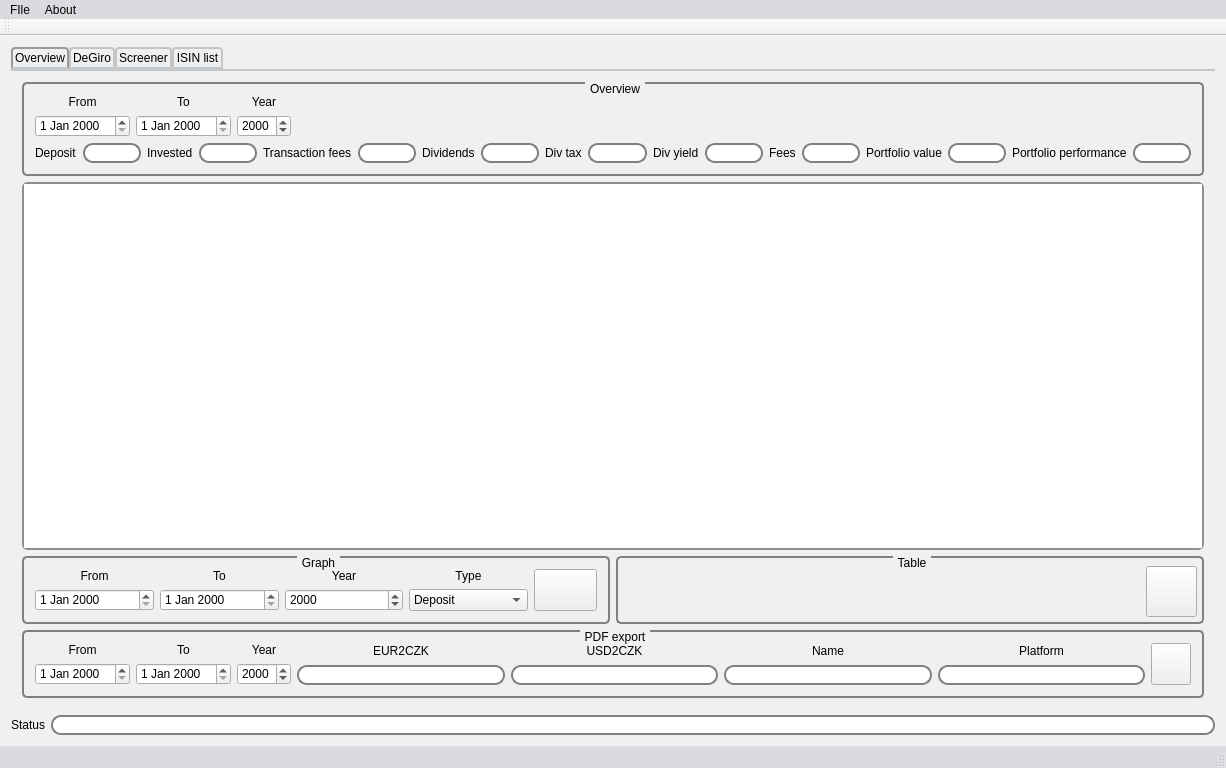
ado130/SPM, file mainwindow.ui: the form before one commit.
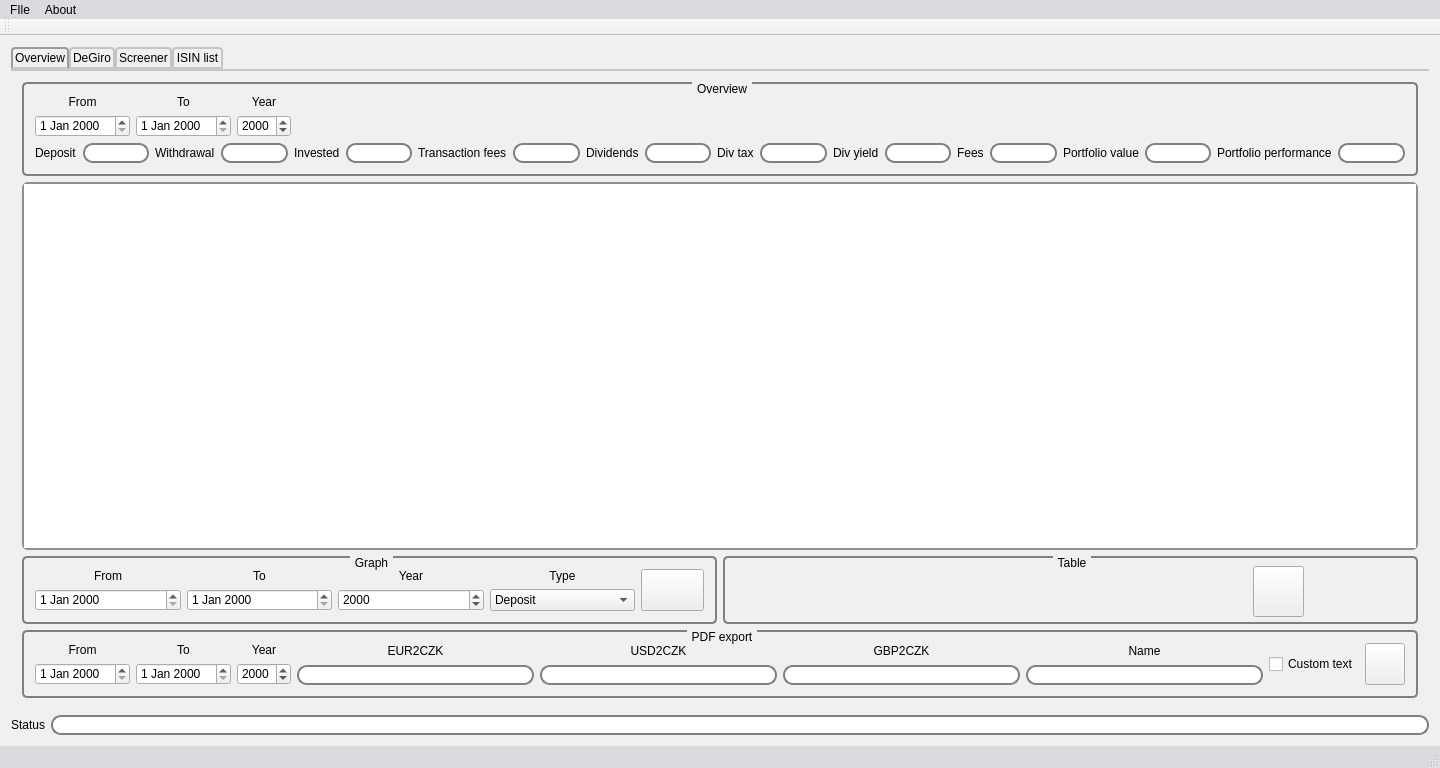
The form after the commit. Icons and pictures are not drawn.

Commit message: Added GBP support, merged event with fee in DeGiro import, added custom text in PDF export

The edit to the form file:
```diff
--- a/mainwindow.ui
+++ b/mainwindow.ui
@@ -6,7 +6,7 @@
    <rect>
     <x>0</x>
     <y>0</y>
-    <width>1226</width>
+    <width>1440</width>
     <height>768</height>
    </rect>
   </property>
@@ -206,6 +206,25 @@
                  </item>
                 </layout>
                </item>
+               <item>
+                <widget class="QLabel" name="label">
+                 <property name="text">
+                  <string>Withdrawal</string>
+                 </property>
+                </widget>
+               </item>
+               <item>
+                <widget class="QLineEdit" name="leWithdrawal">
+                 <property name="styleSheet">
+                  <string notr="true">QLineEdit {
+    border: 2px solid gray;
+    border-radius: 10px;
+    padding: 0 8px;
+    selection-background-color: darkgray;
+}</string>
+                 </property>
+                </widget>
+               </item>
                <item>
                 <layout class="QHBoxLayout" name="horizontalLayout_5">
                  <item>
@@ -746,6 +765,32 @@
                </item>
               </layout>
              </item>
+             <item>
+              <layout class="QVBoxLayout" name="verticalLayout_20">
+               <item>
+                <widget class="QLabel" name="label_25">
+                 <property name="text">
+                  <string>GBP2CZK</string>
+                 </property>
+                 <property name="alignment">
+                  <set>Qt::AlignCenter</set>
+                 </property>
+                </widget>
+               </item>
+               <item>
+                <widget class="QLineEdit" name="lePDFGBP2CZK">
+                 <property name="styleSheet">
+                  <string notr="true">QLineEdit {
+    border: 2px solid gray;
+    border-radius: 10px;
+    padding: 0 8px;
+    selection-background-color: darkgray;
+}</string>
+                 </property>
+                </widget>
+               </item>
+              </layout>
+             </item>
              <item>
               <layout class="QVBoxLayout" name="verticalLayout_12">
                <item>
@@ -773,30 +818,14 @@
               </layout>
              </item>
              <item>
-              <layout class="QVBoxLayout" name="verticalLayout_13">
-               <item>
-                <widget class="QLabel" name="label_18">
-                 <property name="text">
-                  <string>Platform</string>
-                 </property>
-                 <property name="alignment">
-                  <set>Qt::AlignCenter</set>
-                 </property>
-                </widget>
-               </item>
-               <item>
-                <widget class="QLineEdit" name="lePDFPlatform">
-                 <property name="styleSheet">
-                  <string notr="true">QLineEdit {
-    border: 2px solid gray;
-    border-radius: 10px;
-    padding: 0 8px;
-    selection-background-color: darkgray;
-}</string>
-                 </property>
-                </widget>
-               </item>
-              </layout>
+              <widget class="QCheckBox" name="cbPDFCustomText">
+               <property name="text">
+                <string>Custom text</string>
+               </property>
+              </widget>
+             </item>
+             <item>
+              <layout class="QVBoxLayout" name="verticalLayout_13"/>
              </item>
              <item>
               <widget class="QPushButton" name="pbPDFExport">
@@ -1415,7 +1444,7 @@
     <rect>
      <x>0</x>
      <y>0</y>
-     <width>1226</width>
+     <width>1440</width>
      <height>22</height>
     </rect>
    </property>
```
Left out of the diff: 2 changed lines with no effect on the pictures. The commit also changes 10 other files.
